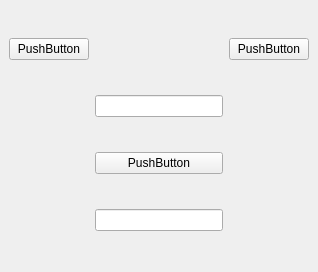
Amirreza1h1/Pylearn, file GUI (Qt)/Assignment 19/guessing number/main.ui: the form before one commit.
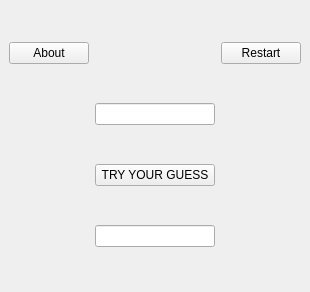
The form after the commit.

What changed in the file:
```diff
--- a/GUI (Qt)/Assignment 19/guessing number/main.ui
+++ b/GUI (Qt)/Assignment 19/guessing number/main.ui
@@ -6,8 +6,8 @@
    <rect>
     <x>0</x>
     <y>0</y>
-    <width>318</width>
-    <height>272</height>
+    <width>310</width>
+    <height>292</height>
    </rect>
   </property>
   <property name="windowTitle">
@@ -16,35 +16,64 @@
   <widget class="QWidget" name="centralwidget">
    <layout class="QGridLayout" name="gridLayout">
     <item row="0" column="2">
-     <widget class="QPushButton" name="pushButton_2">
+     <widget class="QPushButton" name="restart">
+      <property name="sizePolicy">
+       <sizepolicy hsizetype="Minimum" vsizetype="Maximum">
+        <horstretch>0</horstretch>
+        <verstretch>0</verstretch>
+       </sizepolicy>
+      </property>
       <property name="text">
-       <string>PushButton</string>
+       <string>Restart</string>
       </property>
      </widget>
     </item>
     <item row="0" column="0">
      <widget class="QPushButton" name="pushButton">
       <property name="sizePolicy">
-       <sizepolicy hsizetype="Minimum" vsizetype="Minimum">
+       <sizepolicy hsizetype="Minimum" vsizetype="Maximum">
         <horstretch>0</horstretch>
         <verstretch>0</verstretch>
        </sizepolicy>
       </property>
       <property name="text">
-       <string>PushButton</string>
+       <string>About</string>
       </property>
      </widget>
     </item>
     <item row="3" column="1">
-     <widget class="QLineEdit" name="lineEdit_2"/>
+     <widget class="QLineEdit" name="counter">
+      <property name="sizePolicy">
+       <sizepolicy hsizetype="Expanding" vsizetype="Maximum">
+        <horstretch>0</horstretch>
+        <verstretch>0</verstretch>
+       </sizepolicy>
+      </property>
+      <property name="readOnly">
+       <bool>true</bool>
+      </property>
+     </widget>
     </item>
     <item row="1" column="1">
-     <widget class="QLineEdit" name="lineEdit"/>
+     <widget class="QLineEdit" name="user_guess">
+      <property name="sizePolicy">
+       <sizepolicy hsizetype="Expanding" vsizetype="Maximum">
+        <horstretch>0</horstretch>
+        <verstretch>0</verstretch>
+       </sizepolicy>
+      </property>
+     </widget>
     </item>
     <item row="2" column="1">
-     <widget class="QPushButton" name="pushButton_3">
+     <widget class="QPushButton" name="guess">
+      <property name="sizePolicy">
+       <sizepolicy hsizetype="Minimum" vsizetype="Maximum">
+        <horstretch>0</horstretch>
+        <verstretch>0</verstretch>
+       </sizepolicy>
+      </property>
       <property name="text">
-       <string>PushButton</string>
+       <string>TRY YOUR GUESS</string>
       </property>
      </widget>
     </item>
```
Left out of the diff: 2 changed lines with no effect on the pictures.
